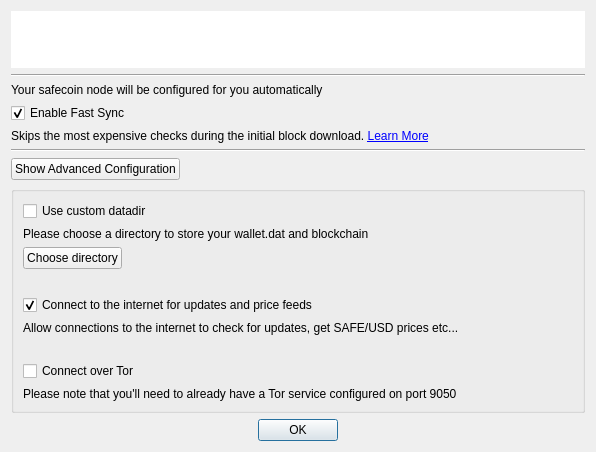
Qt form src/createzcashconfdialog.ui (zerocurrencycoin/zerowallet) before a commit.
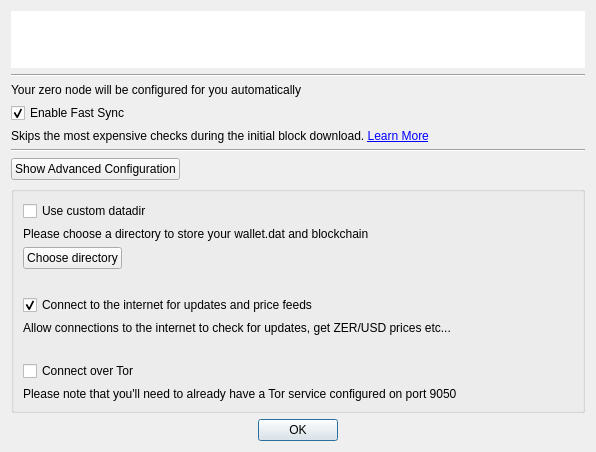
The same form after that commit.

Commit message: zero branding

Diff of the .ui file:
```diff
--- a/src/createzcashconfdialog.ui
+++ b/src/createzcashconfdialog.ui
@@ -17,7 +17,7 @@
    <item row="2" column="1">
     <widget class="QLabel" name="label">
      <property name="text">
-      <string>Your safecoin node will be configured for you automatically</string>
+      <string>Your zero node will be configured for you automatically</string>
      </property>
      <property name="alignment">
       <set>Qt::AlignLeading|Qt::AlignLeft|Qt::AlignVCenter</set>
@@ -112,7 +112,7 @@
       <item row="5" column="0">
        <widget class="QLabel" name="label_6">
         <property name="text">
-         <string>Allow connections to the internet to check for updates, get SAFE/USD prices etc...</string>
+         <string>Allow connections to the internet to check for updates, get ZER/USD prices etc...</string>
         </property>
        </widget>
       </item>
```
The commit also changes 52 other files.
